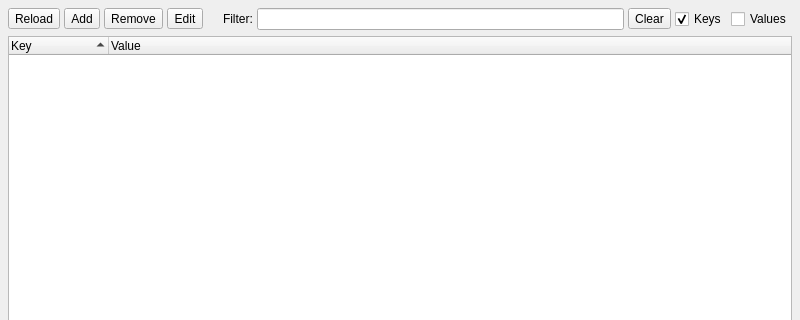
Before: the Qt Designer form core/ui/envvars_ui.ui in mjbonnington/icarus-gps, drawn with Qt 5; both pictures show x 0 to 800 and y 0 to 320 of the 800 by 512 pixel window.
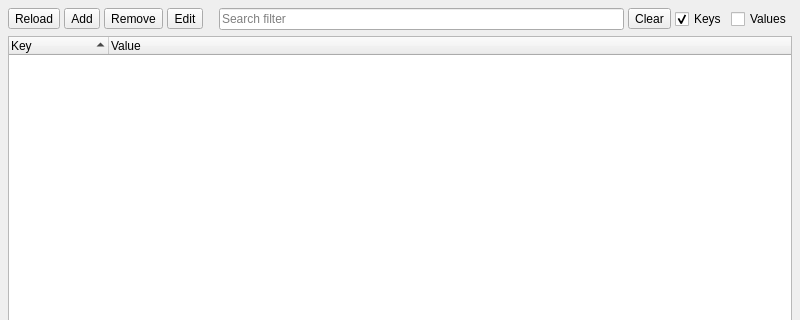
After: the same form once the commit is applied. Icons and pictures are not drawn.

Patch:
```diff
--- a/core/ui/envvars_ui.ui
+++ b/core/ui/envvars_ui.ui
@@ -25,6 +25,9 @@
      <property name="frameShadow">
       <enum>QFrame::Raised</enum>
      </property>
+     <property name="lineWidth">
+      <number>0</number>
+     </property>
      <layout class="QHBoxLayout" name="toolbar_horizontalLayout">
       <property name="spacing">
        <number>4</number>
@@ -138,24 +141,20 @@
         </property>
         <property name="sizeHint" stdset="0">
          <size>
-          <width>16</width>
+          <width>12</width>
           <height>20</height>
          </size>
         </property>
        </spacer>
       </item>
-      <item>
-       <widget class="QLabel" name="filter_label">
-        <property name="text">
-         <string>Filter:</string>
-        </property>
-       </widget>
-      </item>
       <item>
        <widget class="QLineEdit" name="searchFilter_lineEdit">
         <property name="toolTip">
          <string>&lt;html&gt;&lt;head/&gt;&lt;body&gt;&lt;p&gt;Search filter box&lt;/p&gt;&lt;/body&gt;&lt;/html&gt;</string>
         </property>
+        <property name="placeholderText">
+         <string>Search filter</string>
+        </property>
        </widget>
       </item>
       <item>
```
